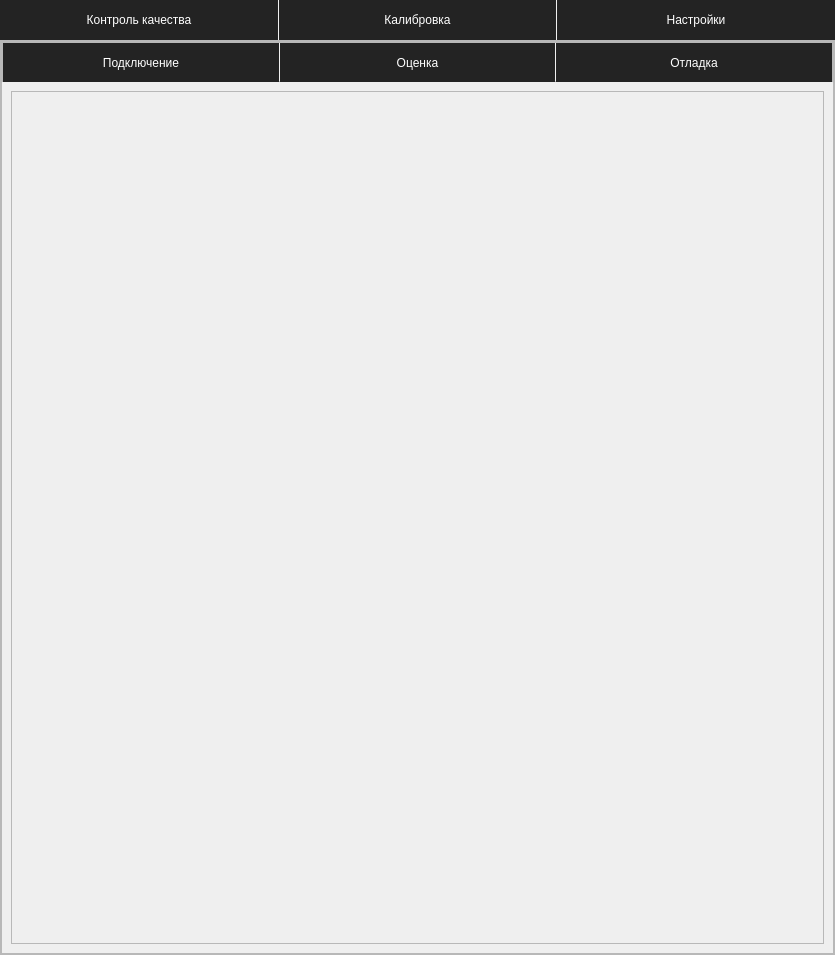
Old version of the form MainWindow.ui in the repository qxjiugfhlww/ceramic_tube_control.
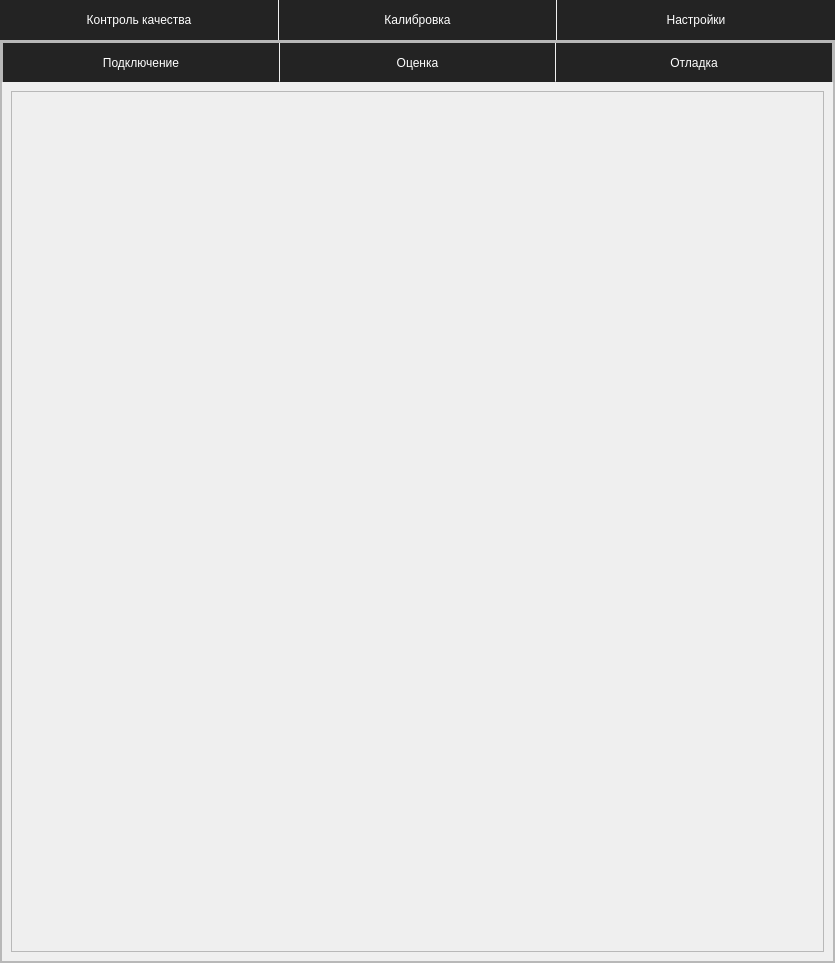
New version of the form. The open tabs and pages were chosen to show the change. Icons and pictures are not drawn.

Diff of the .ui file:
```diff
--- a/MainWindow.ui
+++ b/MainWindow.ui
@@ -7,7 +7,7 @@
     <x>0</x>
     <y>0</y>
     <width>835</width>
-    <height>955</height>
+    <height>963</height>
    </rect>
   </property>
   <property name="windowTitle">
```
Left out of the diff: 10 changed lines with no effect on the pictures.
